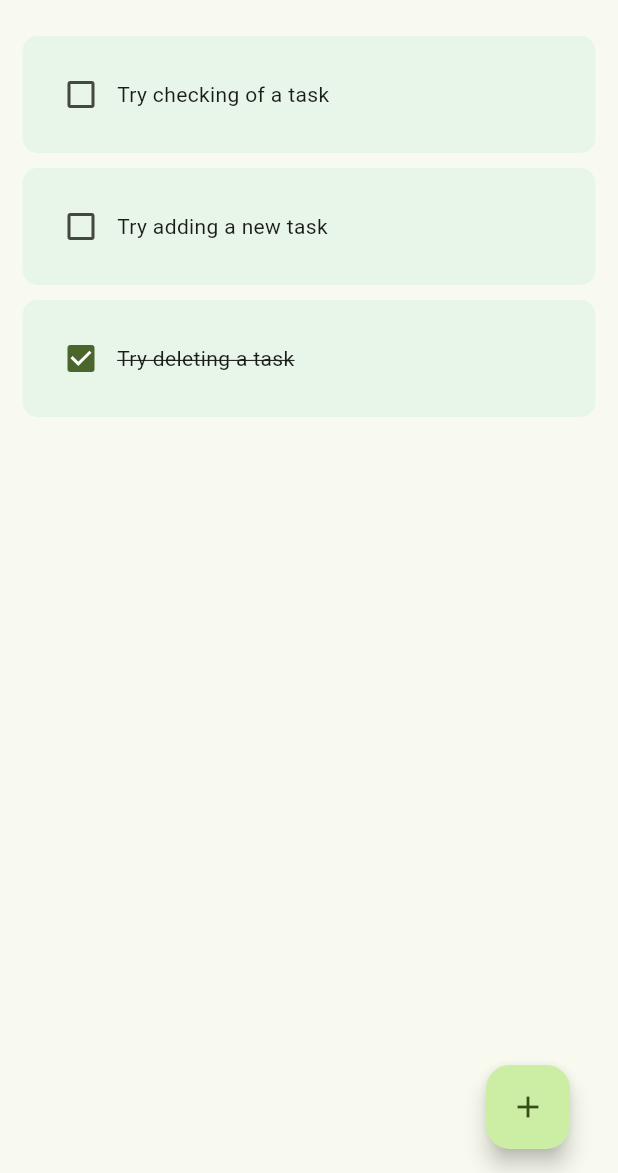
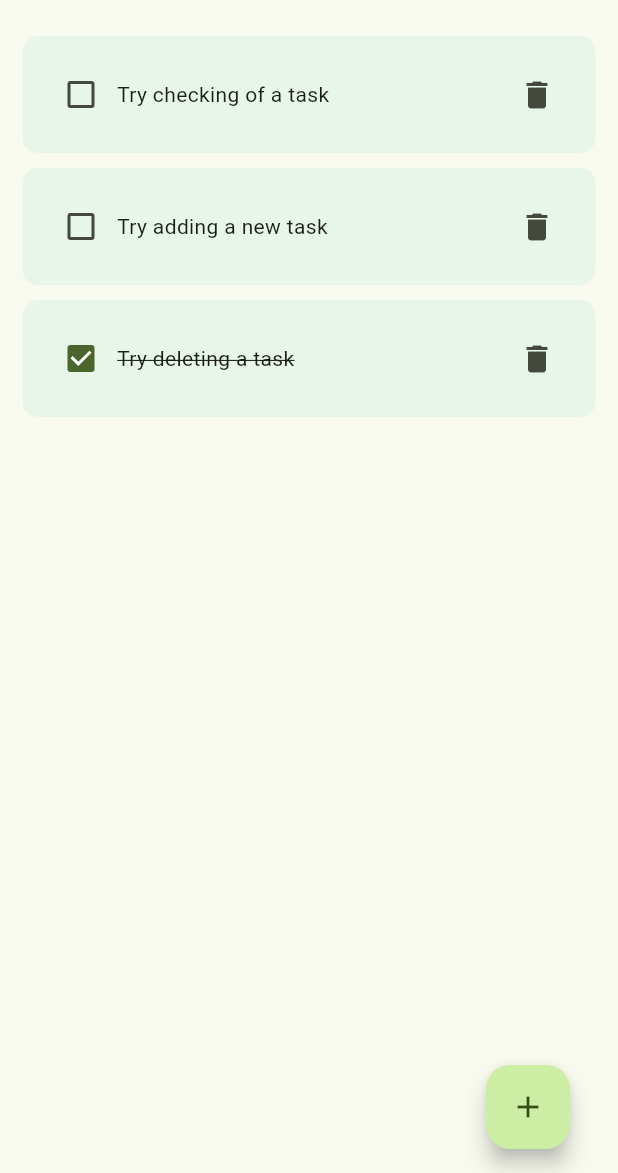
Before and after one commit to PaulaSelim/To-Do-App, a Flutter app: the screen it shows after launch, on a phone screen of 412 x 824 dp, the part 63-1236 px from its top. Run offline on Flutter 3.47's test engine with Material 3 defaults, Android fonts, the phone set to English and light mode, and no system bars; our stand-ins replace hive_flutter; accounts and stored records are empty.

Commit message:
refactored ToDoTile widget to add delete functionality

```diff
--- a/lib/utils/todo_tile.dart
+++ b/lib/utils/todo_tile.dart
@@ -4,12 +4,14 @@ class ToDoTile extends StatelessWidget {
   final String taskName;
   final bool isDone;
   Function(bool?)? onChanged;
+  Function()? deleteFunction;
 
   ToDoTile({
     super.key,
     required this.taskName,
     required this.isDone,
     required this.onChanged,
+    required this.deleteFunction,
   });
 
   @override
@@ -35,11 +37,25 @@ class ToDoTile extends StatelessWidget {
             ),
 
             // task name
-            Text(
-              taskName,
-              style: TextStyle(
-                decoration:
-                    isDone ? TextDecoration.lineThrough : TextDecoration.none,
+            Expanded(
+              child: Text(
+                taskName,
+                style: TextStyle(
+                  decoration:
+                      isDone ? TextDecoration.lineThrough : TextDecoration.none,
+                ),
+                softWrap: true,
+                maxLines: null,
+                overflow: TextOverflow.visible,
+              ),
+            ),
+
+            // delete button
+            Align(
+              alignment: Alignment.centerRight,
+              child: IconButton(
+                icon: const Icon(Icons.delete),
+                onPressed: deleteFunction,
               ),
             ),
           ],
```
